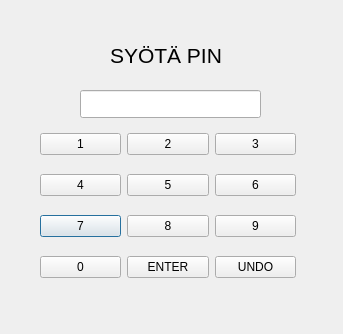
tvt23-pankkiprojekti/SPO_Group1, file pincodeDLL/dialog.ui: the form before one commit.
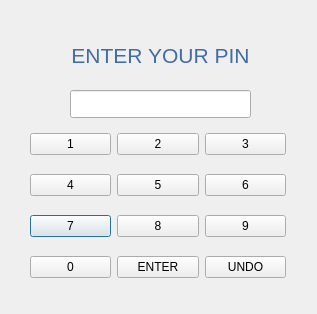
The form after the commit.

Patch:
```diff
--- a/pincodeDLL/dialog.ui
+++ b/pincodeDLL/dialog.ui
@@ -6,17 +6,20 @@
    <rect>
     <x>0</x>
     <y>0</y>
-    <width>343</width>
-    <height>334</height>
+    <width>317</width>
+    <height>314</height>
    </rect>
   </property>
   <property name="windowTitle">
    <string>Dialog</string>
   </property>
+  <property name="styleSheet">
+   <string notr="true">font: 9pt &quot;Segoe UI&quot;;</string>
+  </property>
   <widget class="QLineEdit" name="line">
    <property name="geometry">
     <rect>
-     <x>80</x>
+     <x>70</x>
      <y>90</y>
      <width>181</width>
      <height>28</height>
@@ -26,20 +29,27 @@
   <widget class="QLabel" name="label">
    <property name="geometry">
     <rect>
-     <x>110</x>
+     <x>50</x>
      <y>30</y>
-     <width>131</width>
+     <width>221</width>
      <height>51</height>
     </rect>
    </property>
+   <property name="styleSheet">
+    <string notr="true">color: rgb(66, 108, 164);
+font: 700;</string>
+   </property>
    <property name="text">
-    <string>&lt;html&gt;&lt;head/&gt;&lt;body&gt;&lt;p&gt;&lt;span style=&quot; font-size:16pt;&quot;&gt;SYÖTÄ PIN&lt;/span&gt;&lt;/p&gt;&lt;/body&gt;&lt;/html&gt;</string>
+    <string>&lt;html&gt;&lt;head/&gt;&lt;body&gt;&lt;p&gt;&lt;span style=&quot; font-size:16pt;&quot;&gt;ENTER YOUR PIN&lt;/span&gt;&lt;/p&gt;&lt;/body&gt;&lt;/html&gt;</string>
+   </property>
+   <property name="alignment">
+    <set>Qt::AlignCenter</set>
    </property>
   </widget>
   <widget class="QWidget" name="gridLayoutWidget">
    <property name="geometry">
     <rect>
-     <x>40</x>
+     <x>30</x>
      <y>120</y>
      <width>256</width>
      <height>171</height>
@@ -48,6 +58,9 @@
    <layout class="QGridLayout" name="gridLayout">
     <item row="2" column="0">
      <widget class="QPushButton" name="N7">
+      <property name="styleSheet">
+       <string notr="true">border-color: rgb(255, 255, 255);</string>
+      </property>
       <property name="text">
        <string>7</string>
       </property>
@@ -55,6 +68,9 @@
     </item>
     <item row="0" column="1">
      <widget class="QPushButton" name="N2">
+      <property name="styleSheet">
+       <string notr="true">border-color: rgb(255, 255, 255);</string>
+      </property>
       <property name="text">
        <string>2</string>
       </property>
@@ -62,6 +78,9 @@
     </item>
     <item row="2" column="1">
      <widget class="QPushButton" name="N8">
+      <property name="styleSheet">
+       <string notr="true">border-color: rgb(255, 255, 255);</string>
+      </property>
       <property name="text">
        <string>8</string>
       </property>
@@ -69,6 +88,9 @@
     </item>
     <item row="0" column="2">
      <widget class="QPushButton" name="N3">
+      <property name="styleSheet">
+       <string notr="true">border-color: rgb(255, 255, 255);</string>
+      </property>
       <property name="text">
        <string>3</string>
       </property>
@@ -76,6 +98,9 @@
     </item>
     <item row="1" column="2">
      <widget class="QPushButton" name="N6">
+      <property name="styleSheet">
+       <string notr="true">border-color: rgb(255, 255, 255);</string>
+      </property>
       <property name="text">
        <string>6</string>
       </property>
@@ -83,6 +108,9 @@
     </item>
     <item row="1" column="0">
      <widget class="QPushButton" name="N4">
+      <property name="styleSheet">
+       <string notr="true">border-color: rgb(255, 255, 255);</string>
+      </property>
       <property name="text">
        <string>4</string>
       </property>
@@ -90,6 +118,9 @@
     </item>
     <item row="2" column="2">
      <widget class="QPushButton" name="N9">
+      <property name="styleSheet">
+       <string notr="true">border-color: rgb(255, 255, 255);</string>
+      </property>
       <property name="text">
        <string>9</string>
       </property>
@@ -97,6 +128,9 @@
     </item>
     <item row="0" column="0">
      <widget class="QPushButton" name="N1">
+      <property name="styleSheet">
+       <string notr="true">border-color: rgb(255, 255, 255);</string>
+      </property>
       <property name="text">
        <string>1</string>
       </property>
@@ -104,6 +138,9 @@
     </item>
     <item row="1" column="1">
      <widget class="QPushButton" name="N5">
+      <property name="styleSheet">
+       <string notr="true">border-color: rgb(255, 255, 255);</string>
+      </property>
       <property name="text">
        <string>5</string>
       </property>
@@ -111,6 +148,9 @@
     </item>
     <item row="3" column="1">
      <widget class="QPushButton" name="enterBtn">
+      <property name="styleSheet">
+       <string notr="true">border-color: rgb(255, 255, 255);</string>
+      </property>
       <property name="text">
        <string>ENTER</string>
       </property>
@@ -118,6 +158,9 @@
     </item>
     <item row="3" column="2">
      <widget class="QPushButton" name="undoBtn">
+      <property name="styleSheet">
+       <string notr="true">border-color: rgb(255, 255, 255);</string>
+      </property>
       <property name="text">
        <string>UNDO</string>
       </property>
@@ -125,6 +168,9 @@
     </item>
     <item row="3" column="0">
      <widget class="QPushButton" name="N0">
+      <property name="styleSheet">
+       <string notr="true">border-color: rgb(255, 255, 255);</string>
+      </property>
       <property name="text">
        <string>0</string>
       </property>
```
